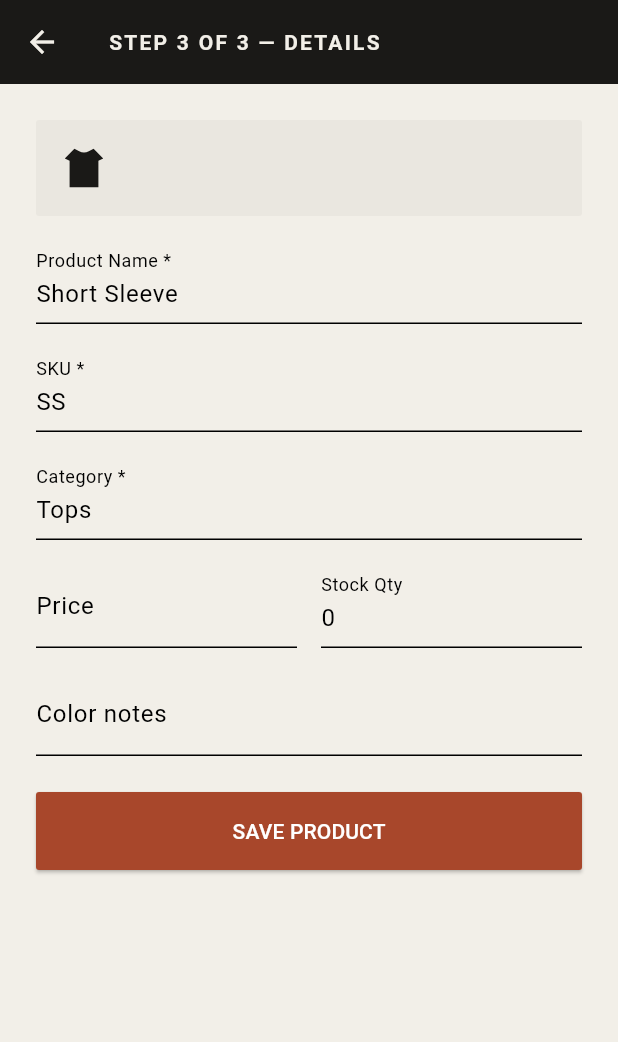
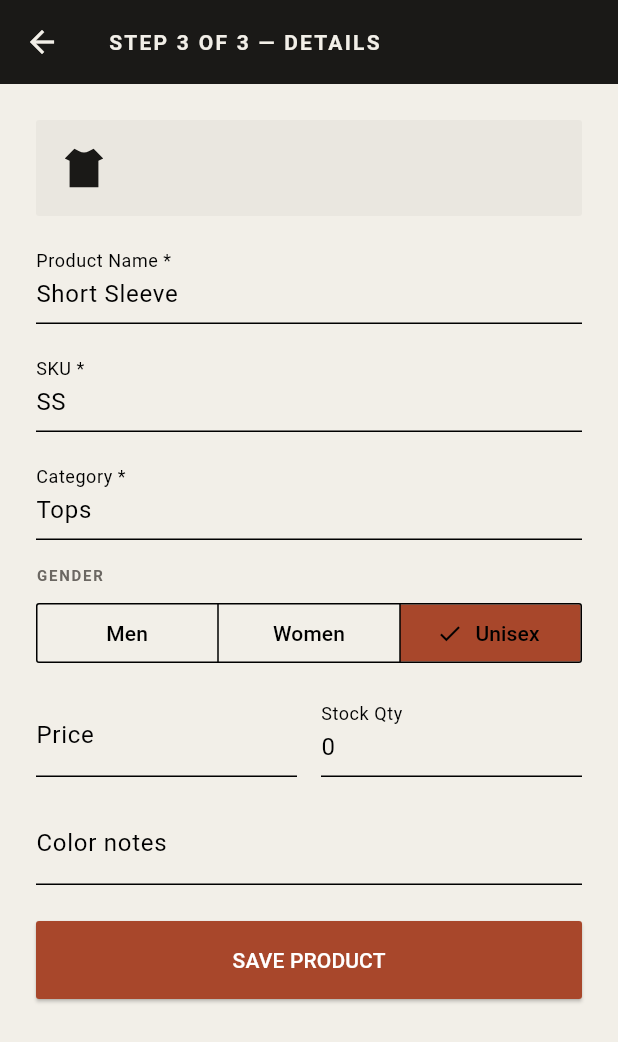
Before and after one commit to vanrobbins/Merch-Mobile, a Flutter app: the ProductFormScreen screen opened directly, after a tap on "Short Sleeve", after a tap on "SKIP — NO COLOR", on a phone screen of 412 x 824 dp. Shown: the top 1042 px of the screen. Run offline on Flutter 3.47's test engine with Material 3 defaults, Android fonts, the phone set to English and light mode, and no system bars; our stand-ins replace cached_network_image, cloud_firestore, connectivity_plus, dio, firebase_auth, firebase_core and 9 more; accounts and stored records are empty; generated files the repository leaves out were written again.

Commit message:
feat: add gender picker (Men/Women/Unisex) to product form Step 3
Co-Authored-By: Claude Sonnet 4.6 <noreply@anthropic.com>

```diff
--- a/lib/features/product_catalog/product_form_screen.dart
+++ b/lib/features/product_catalog/product_form_screen.dart
@@ -38,6 +38,7 @@ class _ProductFormScreenState extends ConsumerState<ProductFormScreen> {
   final _priceCtrl = TextEditingController();
   final _stockCtrl = TextEditingController(text: '0');
   final _colorNotesCtrl = TextEditingController();
+  String _selectedGender = 'unisex';
 
   // Template definitions (built-in)
   static const _templates = [
@@ -143,6 +144,7 @@ class _ProductFormScreenState extends ConsumerState<ProductFormScreen> {
       _priceCtrl.text = p.price?.toString() ?? '';
       _stockCtrl.text = p.stockQty.toString();
       _colorNotesCtrl.text = p.colorNotes ?? '';
+      _selectedGender = p.gender;
       // Skip to details step if editing
       _step = 2;
       // Find silhouette for template
@@ -164,6 +166,7 @@ class _ProductFormScreenState extends ConsumerState<ProductFormScreen> {
         sku: sku,
         name: name,
         category: category,
+        gender: _selectedGender,
         stockQty: int.tryParse(_stockCtrl.text) ?? 0,
         updatedAt: DateTime.now(),
         templateId: _selectedTemplateId,
@@ -280,6 +283,8 @@ class _ProductFormScreenState extends ConsumerState<ProductFormScreen> {
             selectedSilhouette: _selectedSilhouette,
             selectedColorHex: _selectedColorHex,
             selectedColorName: _selectedColorName,
+            selectedGender: _selectedGender,
+            onGenderChanged: (g) => setState(() => _selectedGender = g),
             loading: _loading,
             onSave: _save,
           ),
@@ -536,6 +541,8 @@ class _DetailsStep extends StatelessWidget {
     required this.selectedSilhouette,
     required this.selectedColorHex,
     required this.selectedColorName,
+    required this.selectedGender,
+    required this.onGenderChanged,
     required this.loading,
     required this.onSave,
   });
@@ -550,6 +557,8 @@ class _DetailsStep extends StatelessWidget {
   final String? selectedSilhouette;
   final String? selectedColorHex;
   final String? selectedColorName;
+  final String selectedGender;
+  final void Function(String) onGenderChanged;
   final bool loading;
   final VoidCallback onSave;
 
@@ -635,6 +644,32 @@ class _DetailsStep extends StatelessWidget {
             decoration: const InputDecoration(labelText: 'Category *'),
           ),
           const SizedBox(height: DesignTokens.spaceMd),
+          const Text(
+            'GENDER',
+            style: TextStyle(
+              fontSize: DesignTokens.typeXs,
+              fontWeight: DesignTokens.weightBold,
+              letterSpacing: DesignTokens.letterSpacingEyebrow,
+              color: AppTheme.textSecondary,
+            ),
+          ),
+          const SizedBox(height: DesignTokens.spaceSm),
+          SegmentedButton<String>(
+            segments: const [
+              ButtonSegment(value: 'male', label: Text('Men')),
+              ButtonSegment(value: 'female', label: Text('Women')),
+              ButtonSegment(value: 'unisex', label: Text('Unisex')),
+            ],
+            selected: {selectedGender},
+            onSelectionChanged: (s) => onGenderChanged(s.first),
+            style: ButtonStyle(
+              shape: WidgetStateProperty.all(const RoundedRectangleBorder(
+                borderRadius: BorderRadius.all(
+                    Radius.circular(DesignTokens.radiusSm)),
+              )),
+            ),
+          ),
+          const SizedBox(height: DesignTokens.spaceMd),
           Row(
             children: [
               Expanded(
```
